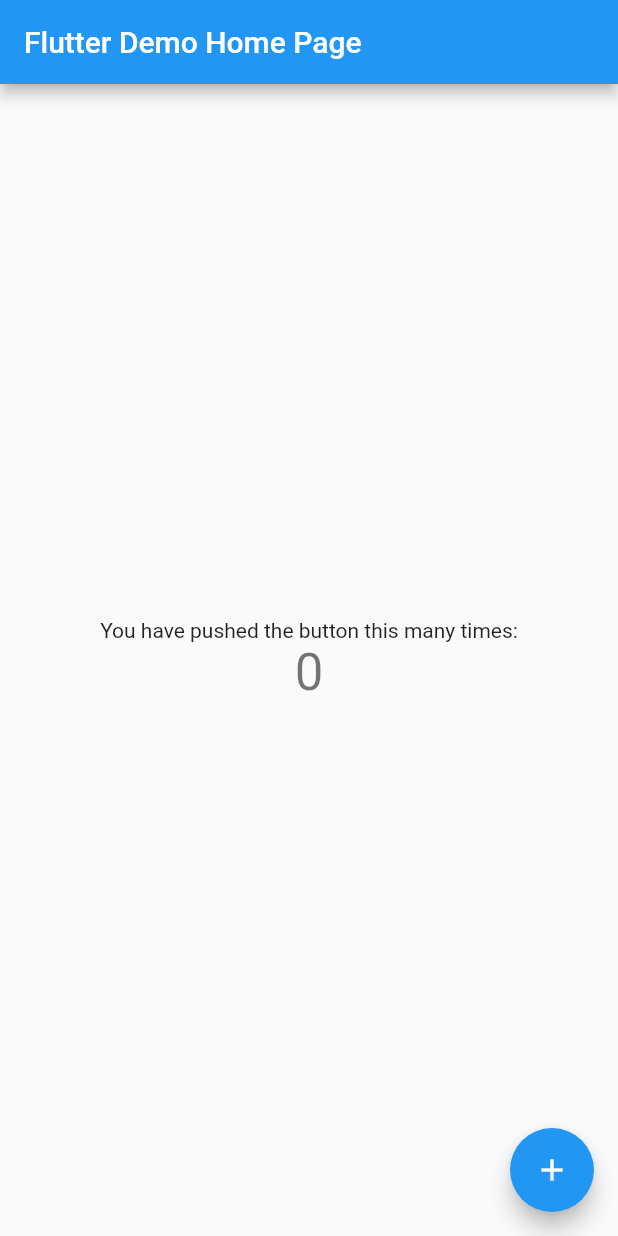
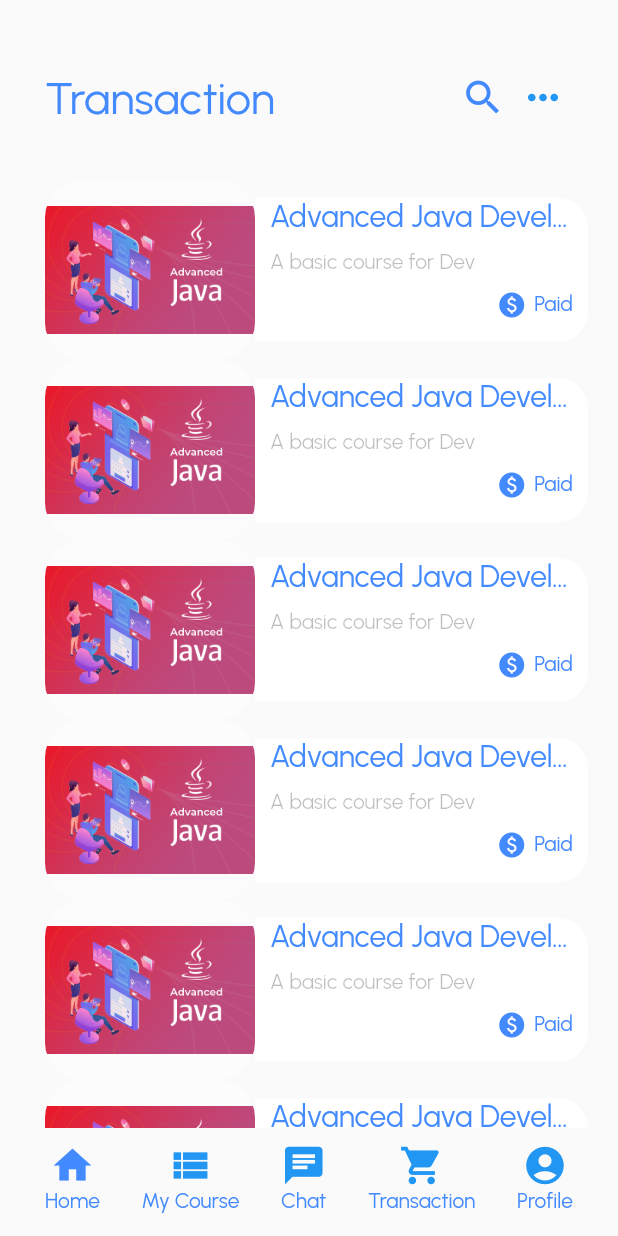
Before and after one commit to voducminh1402/Edu2Gether-mobile, a Flutter app: the screen it shows after launch, on a phone screen of 412 x 824 dp. Run offline on Flutter 3.47's test engine with Material 2 defaults, Android fonts, the phone set to English and light mode, and no system bars.

Commit message:
transaction screens: transaction home page

```diff
--- a/lib/main.dart
+++ b/lib/main.dart
@@ -1,4 +1,6 @@
+import 'package:edu2gether_mobile/screens/transaction/transaction.dart';
 import 'package:flutter/material.dart';
+import 'package:edu2gether_mobile/screens/transaction/transaction.dart';
 
 void main() {
   runApp(const MyApp());
@@ -11,105 +13,13 @@
   @override
   Widget build(BuildContext context) {
     return MaterialApp(
+      debugShowCheckedModeBanner: false,
       title: 'Flutter Demo',
       theme: ThemeData(
-        // This is the theme of your application.
-        //
-        // Try running your application with "flutter run". You'll see the
-        // application has a blue toolbar. Then, without quitting the app, try
-        // changing the primarySwatch below to Colors.green and then invoke
-        // "hot reload" (press "r" in the console where you ran "flutter run",
-        // or simply save your changes to "hot reload" in a Flutter IDE).
-        // Notice that the counter didn't reset back to zero; the application
-        // is not restarted.
+
         primarySwatch: Colors.blue,
       ),
-      home: const MyHomePage(title: 'Flutter Demo Home Page'),
+      home: TransactionPage(),
     );
   }
 }
-
-class MyHomePage extends StatefulWidget {
-  const MyHomePage({super.key, required this.title});
-
-  // This widget is the home page of your application. It is stateful, meaning
-  // that it has a State object (defined below) that contains fields that affect
-  // how it looks.
-
-  // This class is the configuration for the state. It holds the values (in this
-  // case the title) provided by the parent (in this case the App widget) and
-  // used by the build method of the State. Fields in a Widget subclass are
-  // always marked "final".
-
-  final String title;
-
-  @override
-  State<MyHomePage> createState() => _MyHomePageState();
-}
-
-class _MyHomePageState extends State<MyHomePage> {
-  int _counter = 0;
-
-  void _incrementCounter() {
-    setState(() {
-      // This call to setState tells the Flutter framework that something has
-      // changed in this State, which causes it to rerun the build method below
-      // so that the display can reflect the updated values. If we changed
-      // _counter without calling setState(), then the build method would not be
-      // called again, and so nothing would appear to happen.
-      _counter++;
-    });
-  }
-
-  @override
-  Widget build(BuildContext context) {
-    // This method is rerun every time setState is called, for instance as done
-    // by the _incrementCounter method above.
-    //
-    // The Flutter framework has been optimized to make rerunning build methods
-    // fast, so that you can just rebuild anything that needs updating rather
-    // than having to individually change instances of widgets.
-    return Scaffold(
-      appBar: AppBar(
-        // Here we take the value from the MyHomePage object that was created by
-        // the App.build method, and use it to set our appbar title.
-        title: Text(widget.title),
-      ),
-      body: Center(
-        // Center is a layout widget. It takes a single child and positions it
-        // in the middle of the parent.
-        child: Column(
-          // Column is also a layout widget. It takes a list of children and
-          // arranges them vertically. By default, it sizes itself to fit its
-          // children horizontally, and tries to be as tall as its parent.
-          //
-          // Invoke "debug painting" (press "p" in the console, choose the
-          // "Toggle Debug Paint" action from the Flutter Inspector in Android
-          // Studio, or the "Toggle Debug Paint" command in Visual Studio Code)
-          // to see the wireframe for each widget.
-          //
-          // Column has various properties to control how it sizes itself and
-          // how it positions its children. Here we use mainAxisAlignment to
-          // center the children vertically; the main axis here is the vertical
-          // axis because Columns are vertical (the cross axis would be
-          // horizontal).
-          mainAxisAlignment: MainAxisAlignment.center,
-          children: <Widget>[
-            const Text(
-              'You have pushed the button this many times:',
-            ),
-            Text(
-              '$_counter',
-              style: Theme.of(context).textTheme.headline4,
-            ),
-          ],
-        ),
-      ),
-      floatingActionButton: FloatingActionButton(
-        onPressed: _incrementCounter,
-        tooltip: 'Increment',
-        child: const Icon(Icons.add),
-      ), // This trailing comma makes auto-formatting nicer for build methods.
-    );
-  }
-}
--- /dev/null
+++ b/lib/screens/transaction/transaction.dart
@@ -0,0 +1,126 @@
+import 'package:edu2gether_mobile/screens/transaction/transaction_body.dart';
+import 'package:edu2gether_mobile/widgets/big_text.dart';
+import 'package:edu2gether_mobile/widgets/small_text.dart';
+import 'package:flutter/cupertino.dart';
+import 'package:flutter/material.dart';
+
+import '../../widgets/defination_bottom_nav_text.dart';
+
+class TransactionPage extends StatefulWidget {
+  const TransactionPage({Key? key}) : super(key: key);
+
+  @override
+  State<TransactionPage> createState() => _TransactionPageState();
+}
+
+class _TransactionPageState extends State<TransactionPage> {
+  @override
+  Widget build(BuildContext context) {
+    return Scaffold(
+      body: Column(
+        children: [
+          //show header
+          Container(
+            child: Container(
+              margin: EdgeInsets.only(top: 45, bottom: 15),
+              padding: EdgeInsets.only(left: 30, right: 30),
+              child: Row(
+                mainAxisAlignment: MainAxisAlignment.spaceBetween,
+                children: [
+                  Column(
+                    children: [
+                      BigText(text: "Transaction", color: Colors.blueAccent, size: 30,)
+                    ],
+                  ),
+                  Row(
+                    children: [
+                      Container(
+                        width: 40,
+                        height: 40,
+                        child: Icon(Icons.search, color: Colors.blueAccent, size: 30,),
+                      ),
+                      Container(
+                          width: 40,
+                          height: 40,
+                          child: Icon(Icons.more_horiz_outlined, color: Colors.blue, size: 30,)
+                      ),
+                    ],
+                  )
+
+                ],
+              ),
+            ),
+          ),
+          //show body
+          Expanded(child: SingleChildScrollView(
+            child: TransactionBody(),
+            )
+          ),
+          //Bottom nav bar
+          Container(
+            child: Container(
+                margin: EdgeInsets.only(top: 10,bottom: 15),
+                padding: EdgeInsets.only(left: 30, right: 30),
+                child: Row(
+                  mainAxisAlignment: MainAxisAlignment.spaceBetween,
+                  children: [
+                    Column(
+                      children: [
+                        Container(
+                          width: 30,
+                          height: 30,
+                          child: Icon(Icons.home, color: Colors.blueAccent, size: 30,),
+                        ),
+                        DefinationBottomNavText(text: "Home")
+                      ],
+                    ),
+                    Column(
+                      children: [
+                        Container(
+                            width: 30,
+                            height: 30,
+                            child: Icon(Icons.view_list, color: Colors.blue, size: 30,)
+                        ),
+                        DefinationBottomNavText(text: "My Course")
+                      ],
+                    ),
+                    Column(
+                      children: [
+                        Container(
+                            width: 30,
+                            height: 30,
+                            child: Icon(Icons.chat, color: Colors.blue, size: 30,)
+                        ),
+                        DefinationBottomNavText(text: "Chat")
+                      ],
+                    ),
+                    Column(
+                      children: [
+                        Container(
+                            width: 30,
+                            height: 30,
+                            child: Icon(Icons.shopping_cart, color: Colors.blue, size: 30,)
+                        ),
+                        DefinationBottomNavText(text: "Transaction")
+                      ],
+                    ),
+                    Column(
+                      children: [
+                        Container(
+                            width: 30,
+                            height: 30,
+                            child: Icon(Icons.account_circle, color: Colors.blue, size: 30,)
+                        ),
+                        DefinationBottomNavText(text: "Profile")
+                      ],
+                    ),
+
+                  ],
+                )
+            ),
+          )
+        ],
+      ),
+    );
+  }
+}
--- /dev/null
+++ b/lib/screens/transaction/transaction_body.dart
@@ -0,0 +1,87 @@
+import 'package:edu2gether_mobile/widgets/big_text.dart';
+import 'package:edu2gether_mobile/widgets/defination_bottom_nav_text.dart';
+import 'package:edu2gether_mobile/widgets/small_text.dart';
+import 'package:flutter/cupertino.dart';
+import 'package:flutter/material.dart';
+
+class TransactionBody extends StatelessWidget {
+  const TransactionBody({Key? key}) : super(key: key);
+
+  @override
+  Widget build(BuildContext context) {
+    return Column(
+      children: [
+        //list transaction
+        Container(
+          margin: EdgeInsets.only(top: 20),
+          height: 700,
+          child: ListView.builder(
+            itemCount: 10,
+            itemBuilder: (context, index){
+              return Container(
+                margin: EdgeInsets.only(left: 30, right: 20),
+                child: Row(
+                  children: [
+                    //image section
+                    Container(
+                      width:140,
+                      height: 120,
+                      decoration: BoxDecoration(
+                          borderRadius: BorderRadius.circular(25),
+                          color:Colors.white38,
+                          image: DecorationImage(
+                              image: AssetImage(
+                                  "assets/image/advancedjava.png"
+                              )
+                          )
+                      ),
+                    ),
+                    //text container
+                    Expanded(
+                      child: Container(
+                        width: 100,
+                        decoration: BoxDecoration(
+                          borderRadius: BorderRadius.only(
+                            topRight: Radius.circular(20),
+                            bottomRight: Radius.circular(20)
+                          ),
+                          color: Colors.white,
+                        ),
+                        child: Padding(
+                          padding: EdgeInsets.only(left: 10, right: 10),
+                          child: Column(
+                            crossAxisAlignment: CrossAxisAlignment.start,
+                            mainAxisAlignment: MainAxisAlignment.center,
+                            children: [
+                              BigText(text: "Advanced Java Development"),
+                              SizedBox(height: 10,),
+                              SmallText(text: "A basic course for Dev"),
+                              SizedBox(height: 10,),
+                              Row(
+                                mainAxisAlignment: MainAxisAlignment.end,
+                                children: [
+                                  Container(
+                                    width: 10,
+                                    height: 10,
+                                    margin: EdgeInsets.only(right: 15, bottom: 10),
+                                    child: Icon(Icons.paid, color: Colors.blueAccent, size: 20),
+                                  ),
+                                  DefinationBottomNavText(text: "Paid")
+                                ],
+                              ),
+                              SizedBox(height: 15,),
+                            ],
+                          ),
+                        ),
+                      ),
+                    )
+                  ],
+                ),
+              );
+            },
+          ),
+        )
+      ],
+    );
+  }
+}
--- /dev/null
+++ b/lib/widgets/big_text.dart
@@ -0,0 +1,29 @@
+import 'package:flutter/cupertino.dart';
+import 'package:flutter/material.dart';
+
+class BigText extends StatelessWidget {
+  Color? color;
+  final String text;
+  double size;
+  TextOverflow overflow;
+  BigText({Key? key, this.color = Colors.blueAccent,
+    required this.text,
+    this.overflow=TextOverflow.ellipsis,
+    this.size=20
+  }) : super(key: key);
+
+  @override
+  Widget build(BuildContext context) {
+    return Text(
+      text,
+      maxLines: 1,
+      overflow: overflow,
+      style: TextStyle(
+        color: color,
+        fontFamily: 'Urbanist',
+        fontWeight: FontWeight.w400,
+        fontSize: size
+      ),
+    );
+  }
+}
--- /dev/null
+++ b/lib/widgets/defination_bottom_nav_text.dart
@@ -0,0 +1,27 @@
+import 'package:flutter/cupertino.dart';
+import 'package:flutter/material.dart';
+
+class DefinationBottomNavText extends StatelessWidget {
+  Color? color;
+  final String text;
+  double size;
+  double height;
+  DefinationBottomNavText({Key? key, this.color = Colors.blueAccent,
+    required this.text,
+    this.size=14,
+    this.height=1.2
+  }) : super(key: key);
+
+  @override
+  Widget build(BuildContext context) {
+    return Text(
+      text,
+      style: TextStyle(
+          color: color,
+          fontFamily: 'Urbanist',
+          fontSize: size,
+          height: height
+      ),
+    );
+  }
+}
--- /dev/null
+++ b/lib/widgets/small_text.dart
@@ -0,0 +1,27 @@
+import 'package:flutter/cupertino.dart';
+import 'package:flutter/material.dart';
+
+class SmallText extends StatelessWidget {
+  Color? color;
+  final String text;
+  double size;
+  double height;
+  SmallText({Key? key, this.color = Colors.black26,
+    required this.text,
+    this.size=14,
+    this.height=1.2
+  }) : super(key: key);
+
+  @override
+  Widget build(BuildContext context) {
+    return Text(
+      text,
+      style: TextStyle(
+          color: color,
+          fontFamily: 'Urbanist',
+          fontSize: size,
+          height: height
+      ),
+    );
+  }
+}
```
Also changed, not shown: pubspec.yaml (+12 -1 lines), assets/font/Urbanist-Italic-VariableFont_wght.ttf (added), assets/font/Urbanist-VariableFont_wght.ttf (added), assets/image/advancedjava.png (added), pubspec.lock.
